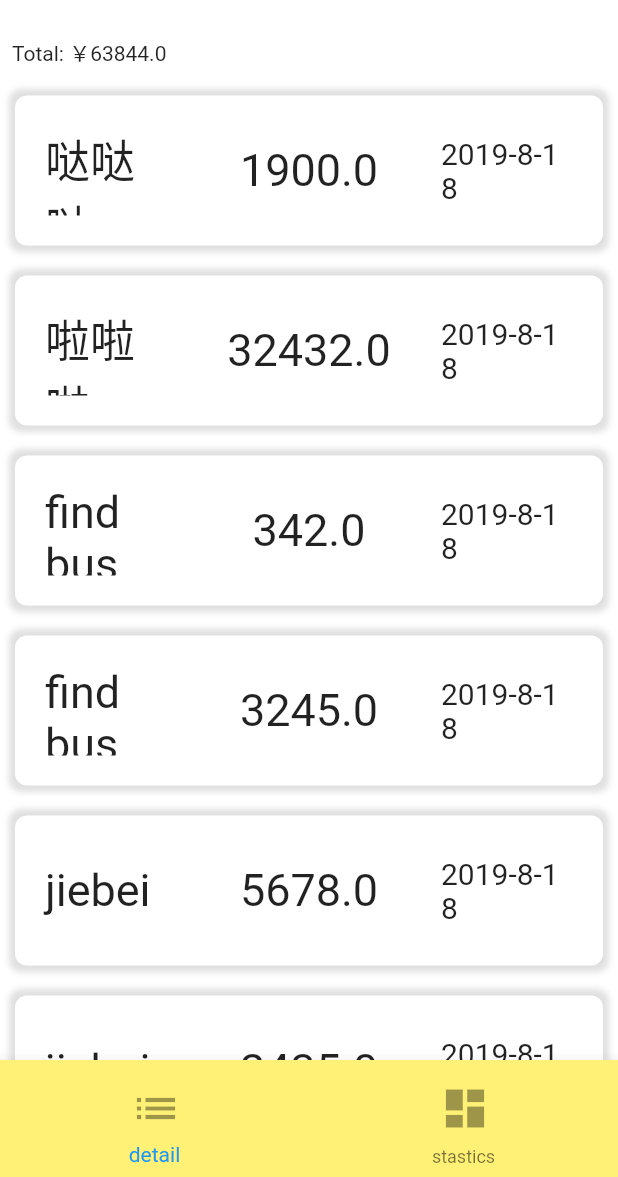
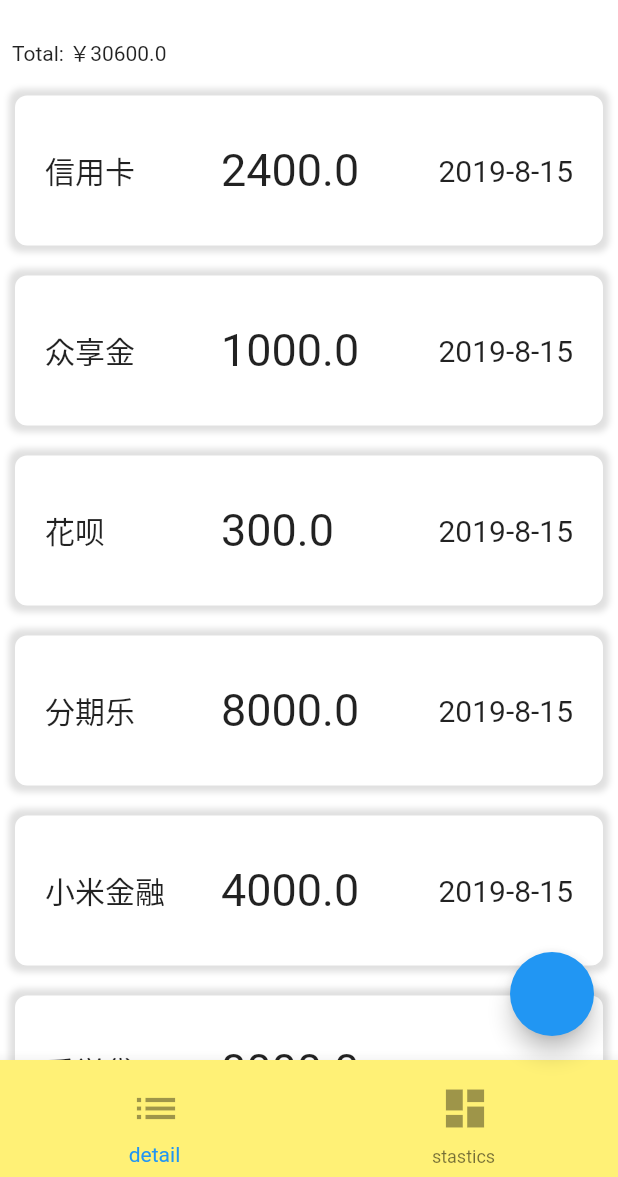
Before and after one commit to ning0825/EmptyWallet, a Flutter app: the screen it shows after launch, on a phone screen of 412 x 824 dp, the part 59-1236 px from its top. Run offline on Flutter 3.47's test engine with Material 2 defaults, Android fonts, the phone set to English and light mode, and no system bars; our stand-ins replace sqflite; accounts and stored records are empty.

Commit message:
add db support

```diff
--- a/lib/Item.dart
+++ b/lib/Item.dart
@@ -1,8 +1,17 @@
 class Item {
   String name;
   double num;
-  bool fen;
-  DateTime dateTime;
+  int fen;  //true:0, false:1
+  String dateTime;
 
-  Item({this.name, this.num, this.fen = false, this.dateTime});
+  Item({this.name, this.num, this.fen = 1, this.dateTime});
+
+  Map<String, dynamic> toMap() {
+    return {
+      'name':name,
+      'num':num,
+      'fen':fen,
+      'dateTime':dateTime,
+    };
+  }
 }
--- a/lib/main.dart
+++ b/lib/main.dart
@@ -1,8 +1,10 @@
+import 'package:flutter/cupertino.dart';
 import 'package:flutter/material.dart';
 import 'package:flutter/rendering.dart';
+import 'addNewItemPage.dart';
+import 'dbhelper.dart';
 
 import 'Item.dart';
-import 'dbhelper.dart';
 
 void main() => runApp(MyApp());
 
@@ -11,6 +13,9 @@ class MyApp extends StatelessWidget {
   @override
   Widget build(BuildContext context) {
     debugPaintSizeEnabled = false;
+
+    //init database
+    openDB();
 
     return MaterialApp(
       debugShowCheckedModeBanner: false,
@@ -51,20 +56,23 @@ class MyHomePage extends StatefulWidget {
 }
 
 var itemData = [
-  Item(name: '哒哒哒', num: 1900, dateTime: DateTime.now()),
-  Item(name: '啦啦啦', num: 32432, dateTime: DateTime.now()),
-  Item(name: 'find bus', num: 342, dateTime: DateTime.now()),
-  Item(name: 'find bus', num: 3245, dateTime: DateTime.now()),
-  Item(name: 'jiebei', num: 5678, dateTime: DateTime.now()),
-  Item(name: 'jiebei', num: 2435, dateTime: DateTime.now()),
-  Item(name: 'jiebei', num: 7645, dateTime: DateTime.now()),
-  Item(name: 'jiebei', num: 342, dateTime: DateTime.now()),
-  Item(name: 'jiebei', num: 3425, dateTime: DateTime.now()),
-  Item(name: 'jiebei', num: 1000, dateTime: DateTime.now()),
-  Item(name: '65467', num: 100, dateTime: DateTime.now()),
-  Item(name: 'huabei', num: 1900, dateTime: DateTime.now()),
-  Item(name: 'xiaomi', num: 3400, dateTime: DateTime.now()),
+  Item(name: '信用卡', num: 2400, dateTime: "2019-8-15"),
+  Item(name: '众享金', num: 1000, dateTime: "2019-8-15"),
+  Item(name: '花呗', num: 300, dateTime: "2019-8-15"),
+  Item(name: '分期乐', num: 8000, dateTime: "2019-8-15"),
+  Item(name: '小米金融', num: 4000, dateTime: "2019-8-15"),
+  Item(name: '爱学贷', num: 8000, dateTime: "2019-8-15"),
+  Item(name: '京东金融', num: 5400, dateTime: "2019-8-15"),
+  Item(name: '借呗', num: 1500, dateTime: "2019-8-15"),
 ];
+
+String getNowDataString() {
+  return DateTime.now().year.toString() +
+      "-" +
+      DateTime.now().month.toString() +
+      "-" +
+      DateTime.now().day.toString();
+}
 
 class _MyHomePageState extends State<MyHomePage> {
   double total = 10000;
@@ -122,7 +130,12 @@ class _MyHomePageState extends State<MyHomePage> {
         onTap: _onTap,
         currentIndex: _pageIndex,
       ),
+      floatingActionButton: FloatingActionButton(onPressed: () => addNewItem()),
     );
+  }
+
+  void addNewItem() {
+    Navigator.push(context, CupertinoPageRoute(builder: (context) => AddNewItemPage()));
   }
 
   void _onTap(int index) {
@@ -179,15 +192,72 @@ class _MyHomePageState extends State<MyHomePage> {
     );
   }
 
+  String db2string = '';
+
+  void printItems() async {
+    StringBuffer dbString = StringBuffer('');
+    final s = await getDebts();
+    for (var i in s) {
+      dbString.writeln(i.name +
+          "-" +
+          i.num.toString() +
+          "-" +
+          i.fen.toString() +
+          "-" +
+          i.dateTime);
+    }
+    setState(() {
+      db2string = dbString.toString();
+    });
+  }
+
+  void delDebt() {
+    for(int i = 0; i < 40; i++) {
+      delById(i);
+    }
+  }
+
   ///statistic page
   Widget statisticPage() {
-    return Text('statistic page');
+    return Column(
+      children: <Widget>[
+        Row(
+          children: <Widget>[
+            MaterialButton(
+              onPressed: () => insertDebt(itemData[0]),
+              child: Text('insert'),
+              color: Colors.yellow,
+            ),
+            MaterialButton(
+              onPressed: () => delDebt(),
+              child: Text('del'),
+              color: Colors.red,
+            ),
+            MaterialButton(
+              onPressed: () => printItems(),
+              child: Text('change'),
+              color: Colors.blue,
+            ),
+            MaterialButton(
+              onPressed: () => printItems(),
+              child: Text('get'),
+              color: Colors.green,
+            ),
+          ],
+          mainAxisSize: MainAxisSize.max,
+          mainAxisAlignment: MainAxisAlignment.center,
+        ),
+        Expanded(
+            child: SingleChildScrollView(
+                scrollDirection: Axis.vertical, child: Text(db2string)))
+      ],
+    );
   }
 
   ///list item in list page
   Widget getListTile(int index) {
     return Container(
-      height: 100,
+        height: 100,
         padding: EdgeInsets.all(10),
         margin: EdgeInsets.all(10),
         decoration: BoxDecoration(boxShadow: [
@@ -200,25 +270,22 @@ class _MyHomePageState extends State<MyHomePage> {
               Expanded(
                 child: Text(
                   this.items[index].name,
-                  style: TextStyle(fontSize: 30),
+                  style: TextStyle(fontSize: 20),
                 ),
               ),
               Expanded(
                 child: Text(
                   this.items[index].num.toString(),
                   style: TextStyle(fontSize: 30),
-                  textAlign: TextAlign.center,
+                  textAlign: TextAlign.start,
                 ),
-                flex: 2,
+                flex: 1,
               ),
               Expanded(
                 child: Text(
-                  this.items[index].dateTime.year.toString() +
-                      "-" +
-                      this.items[index].dateTime.month.toString() +
-                      "-" +
-                      this.items[index].dateTime.day.toString(),
+                  this.items[index].dateTime,
                   style: TextStyle(fontSize: 20),
+                  textAlign: TextAlign.end,
                 ),
               )
             ],
--- a/pubspec.yaml
+++ b/pubspec.yaml
@@ -23,7 +23,7 @@ dependencies:
   # The following adds the Cupertino Icons font to your application.
   # Use with the CupertinoIcons class for iOS style icons.
   cupertino_icons: ^0.1.2
-  sqflite: ^1.1.6+3
+  sqflite: 1.1.6+3
 
 dev_dependencies:
   flutter_test:
```
Also changed, not shown: lib/addNewItemPage.dart (added, +74 -0 lines), lib/dbhelper.dart (+52 -0 lines), pubspec.lock, 1 other file.
